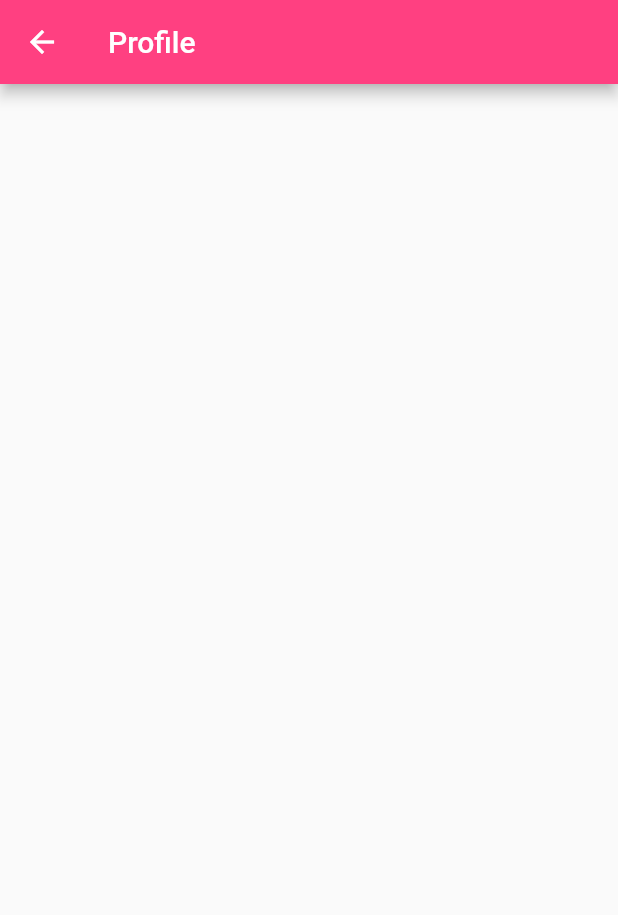
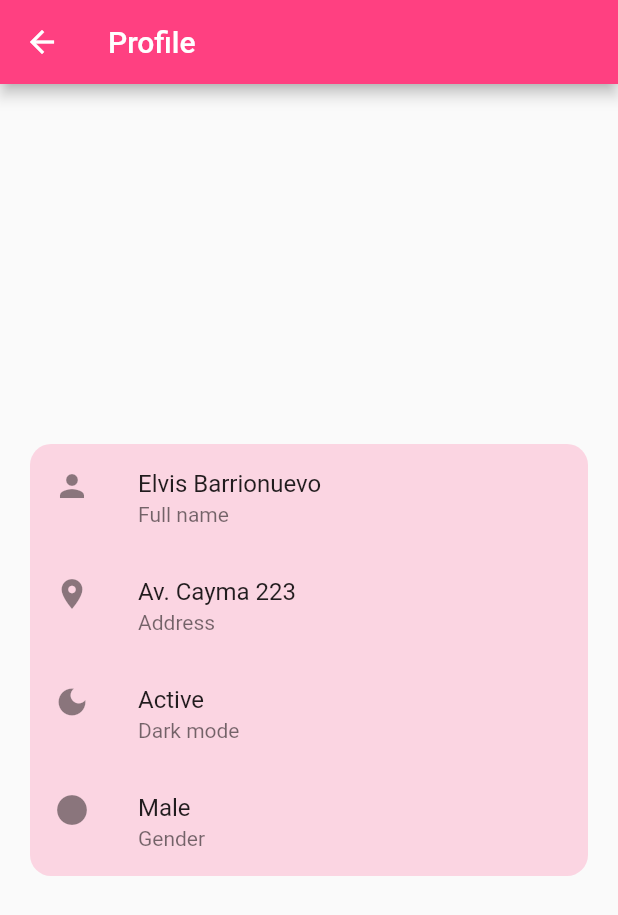
Before and after one commit to cparragatorres/flutter_codigo5_sp, a Flutter app: the ProfilePage screen opened directly, on a phone screen of 412 x 824 dp. Shown: the top 915 px of the screen. Run offline on Flutter 3.47's test engine with Material 2 defaults, Android fonts, the phone set to English and light mode, and no system bars; our stand-ins replace shared_preferences; accounts and stored records are empty; network calls fail.

Commit message:
Profile Page 1

```diff
--- a/lib/pages/home_page.dart
+++ b/lib/pages/home_page.dart
@@ -1,4 +1,5 @@
 import 'package:flutter/material.dart';
+import 'package:flutter_codigo5_sp/pages/profile_page.dart';
 import 'package:shared_preferences/shared_preferences.dart';
 
 class HomePage extends StatefulWidget {
@@ -111,6 +112,9 @@ class _HomePageState extends State<HomePage> {
               ),
             ),
             ListTile(
+              onTap: (){
+                Navigator.push(context, MaterialPageRoute(builder: (context)=> ProfilePage()));
+              },
               leading: Icon(
                 Icons.person,
               ),
--- a/lib/pages/profile_page.dart
+++ b/lib/pages/profile_page.dart
@@ -9,6 +9,10 @@ class ProfilePage extends StatefulWidget {
 }
 
 class _ProfilePageState extends State<ProfilePage> {
+
+
+
+
   @override
   Widget build(BuildContext context) {
     return Scaffold(
@@ -16,10 +20,39 @@ class _ProfilePageState extends State<ProfilePage> {
         backgroundColor: Colors.pinkAccent,
         title: Text("Profile"),
       ),
-      body: Column(
-        children: [
-
-        ],
+      body: Center(
+        child: Container(
+          margin: const EdgeInsets.all(20.0),
+          decoration: BoxDecoration(
+            color: Colors.pinkAccent.withOpacity(0.2),
+            borderRadius: BorderRadius.circular(14.0),
+          ),
+          child: Column(
+            mainAxisSize: MainAxisSize.min,
+            children: [
+              ListTile(
+                leading: Icon(Icons.person),
+                title: Text("Elvis Barrionuevo"),
+                subtitle: Text("Full name"),
+              ),
+              ListTile(
+                leading: Icon(Icons.location_on),
+                title: Text("Av. Cayma 223"),
+                subtitle: Text("Address"),
+              ),
+              ListTile(
+                leading: Icon(Icons.dark_mode),
+                title: Text("Active"),
+                subtitle: Text("Dark mode"),
+              ),
+              ListTile(
+                leading: Icon(Icons.circle),
+                title: Text("Male"),
+                subtitle: Text("Gender"),
+              ),
+            ],
+          ),
+        ),
       ),
     );
   }
```
